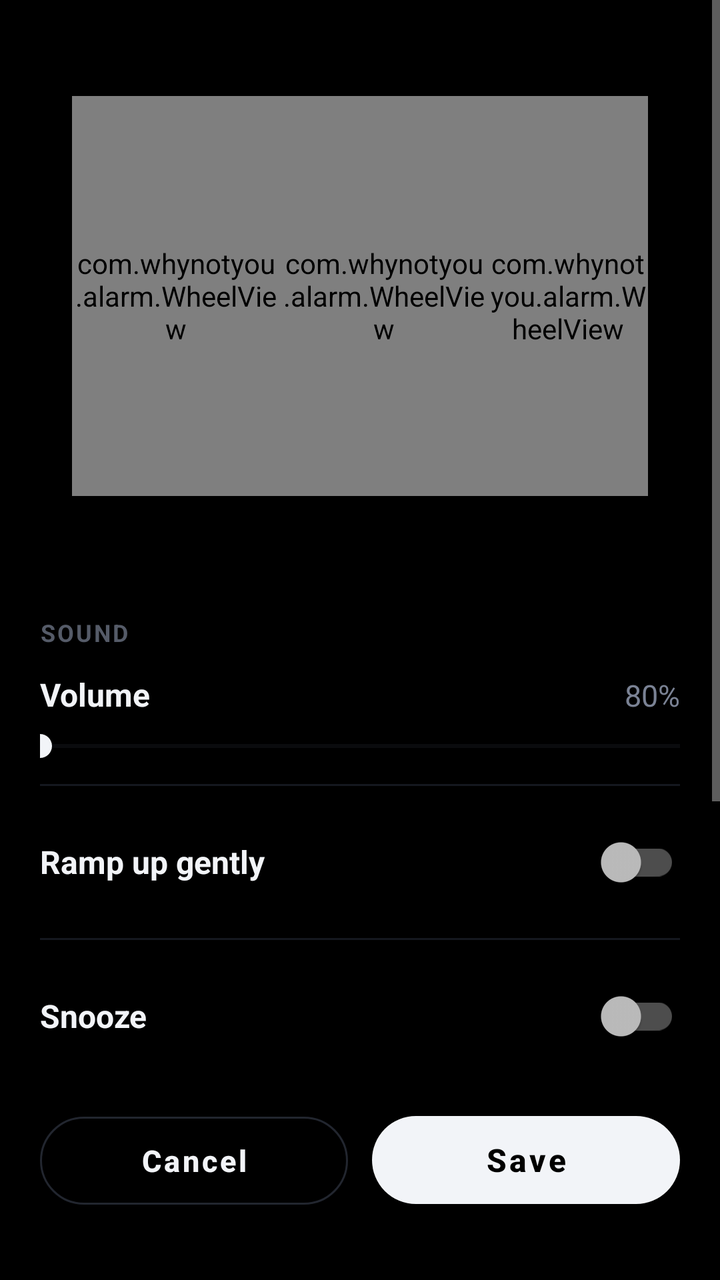
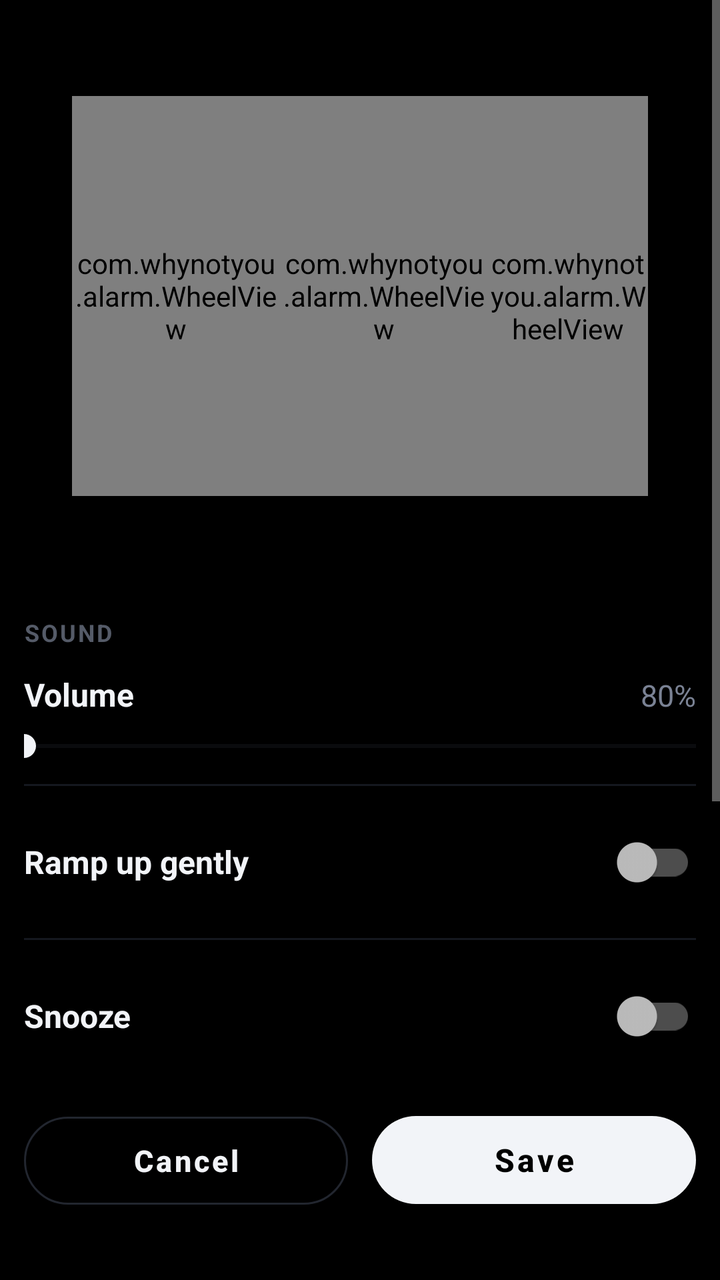

The first picture is an Android layout as it rendered before a commit; the second is the same layout after the commit. The layout source and the unified diff follow.
<!-- AndroidManifest.xml: application theme Theme.WhyNotYou -->
<!-- res/layout/activity_alarm_detail.xml -->
<?xml version="1.0" encoding="utf-8"?>
<FrameLayout xmlns:android="http://schemas.android.com/apk/res/android"
    android:layout_width="match_parent"
    android:layout_height="match_parent"
    android:background="#000000">

    <ScrollView
        android:layout_width="match_parent"
        android:layout_height="match_parent">

        <LinearLayout
            android:layout_width="match_parent"
            android:layout_height="wrap_content"
            android:orientation="vertical"
            android:paddingStart="20dp"
            android:paddingTop="48dp"
            android:paddingEnd="20dp"
            android:paddingBottom="140dp">

            <LinearLayout
                android:layout_width="match_parent"
                android:layout_height="wrap_content"
                android:gravity="center"
                android:orientation="horizontal">
                <com.whynotyou.alarm.WheelView android:id="@+id/wheel_h" android:layout_width="104dp" android:layout_height="200dp" />
                <com.whynotyou.alarm.WheelView android:id="@+id/wheel_m" android:layout_width="104dp" android:layout_height="200dp" />
                <com.whynotyou.alarm.WheelView android:id="@+id/wheel_ap" android:layout_width="80dp" android:layout_height="200dp" />
            </LinearLayout>

            <LinearLayout
                android:id="@+id/row_days"
                android:layout_width="match_parent"
                android:layout_height="wrap_content"
                android:layout_marginTop="24dp"
                android:orientation="horizontal" />

            <TextView style="@style/Caption" android:layout_marginTop="36dp" android:text="Sound" />

            <LinearLayout
                android:layout_width="match_parent"
                android:layout_height="wrap_content"
                android:layout_marginTop="12dp"
                android:orientation="vertical">
                <LinearLayout android:layout_width="match_parent" android:layout_height="wrap_content" android:orientation="horizontal">
                    <TextView style="@style/RowLabel" android:text="Volume" />
                    <TextView android:id="@+id/txt_volume" style="@style/RowValue" android:text="80%" />
                </LinearLayout>
                <SeekBar
                    android:id="@+id/seek_volume"
                    android:layout_width="match_parent"
                    android:layout_height="wrap_content"
                    android:layout_marginTop="6dp"
                    android:max="100"
                    android:paddingStart="0dp"
                    android:paddingEnd="0dp"
                    android:progressTint="#F2F4F8"
                    android:progressBackgroundTint="#22262F"
                    android:thumbTint="#F2F4F8" />
            </LinearLayout>
            <View android:layout_width="match_parent" android:layout_height="1dp" android:layout_marginTop="10dp" android:background="#15181F" />

            <LinearLayout style="@style/Row">
                <TextView style="@style/RowLabel" android:text="Ramp up gently" />
                <androidx.appcompat.widget.SwitchCompat android:id="@+id/sw_ramp" android:layout_width="wrap_content" android:layout_height="wrap_content" />
            </LinearLayout>
            <View android:layout_width="match_parent" android:layout_height="1dp" android:background="#15181F" />

            <LinearLayout style="@style/Row">
                <TextView style="@style/RowLabel" android:text="Snooze" />
                <androidx.appcompat.widget.SwitchCompat android:id="@+id/sw_snooze" android:layout_width="wrap_content" android:layout_height="wrap_content" />
            </LinearLayout>
            <View android:layout_width="match_parent" android:layout_height="1dp" android:background="#15181F" />

            <TextView style="@style/Caption" android:layout_marginTop="36dp" android:text="After you stop it" />

            <LinearLayout style="@style/Row" android:layout_marginTop="4dp">
                <TextView style="@style/RowLabel" android:text="Message" />
                <androidx.appcompat.widget.SwitchCompat android:id="@+id/sw_message" android:layout_width="wrap_content" android:layout_height="wrap_content" />
            </LinearLayout>
            <View android:layout_width="match_parent" android:layout_height="1dp" android:background="#15181F" />

            <LinearLayout style="@style/Row">
                <TextView style="@style/RowLabel" android:text="Read my day" />
                <androidx.appcompat.widget.SwitchCompat android:id="@+id/sw_brief" android:layout_width="wrap_content" android:layout_height="wrap_content" />
            </LinearLayout>
            <View android:layout_width="match_parent" android:layout_height="1dp" android:background="#15181F" />

            <LinearLayout android:id="@+id/row_voice" style="@style/Row" android:background="?android:attr/selectableItemBackground">
                <TextView style="@style/RowLabel" android:text="Voice" />
                <TextView android:id="@+id/txt_voice" style="@style/RowValue" android:text="Sky" />
                <ImageView android:layout_width="18dp" android:layout_height="18dp" android:layout_marginStart="8dp" android:src="@drawable/ic_chevron" android:tint="#7A8294" android:importantForAccessibility="no" />
            </LinearLayout>
            <View android:layout_width="match_parent" android:layout_height="1dp" android:background="#15181F" />

            <Button
                android:id="@+id/btn_delete"
                style="@style/TextButton"
                android:layout_width="wrap_content"
                android:layout_height="44dp"
                android:layout_gravity="center_horizontal"
                android:layout_marginTop="24dp"
                android:text="Delete alarm" />
        </LinearLayout>
    </ScrollView>

    <LinearLayout
        android:layout_width="match_parent"
        android:layout_height="wrap_content"
        android:layout_gravity="bottom"
        android:background="#000000"
        android:orientation="horizontal"
        android:paddingStart="20dp"
        android:paddingTop="12dp"
        android:paddingEnd="20dp"
        android:paddingBottom="32dp">
        <Button
            android:id="@+id/btn_cancel"
            style="@style/OutlineButton"
            android:layout_width="0dp"
            android:layout_height="56dp"
            android:layout_marginEnd="6dp"
            android:layout_weight="1"
            android:text="Cancel" />
        <Button
            android:id="@+id/btn_save"
            style="@style/PrimaryButton"
            android:layout_width="0dp"
            android:layout_marginStart="6dp"
            android:layout_weight="1"
            android:text="Save" />
    </LinearLayout>
</FrameLayout>
<!-- resources referenced by this layout -->
<resources>
  <!-- drawable ic_chevron (drawable) -->
  <?xml version="1.0" encoding="utf-8"?>
  <vector xmlns:android="http://schemas.android.com/apk/res/android"
      android:width="24dp" android:height="24dp"
      android:viewportWidth="24" android:viewportHeight="24">
      <path android:fillColor="#00000000" android:strokeColor="#FFFFFFFF" android:strokeWidth="2" android:strokeLineCap="round" android:strokeLineJoin="round" android:pathData="M9,6L15,12L9,18"/>
  </vector>
  <style name="Caption">
          <item name="android:layout_width">wrap_content</item>
          <item name="android:layout_height">wrap_content</item>
          <item name="android:textColor">#555B68</item>
          <item name="android:textSize">12sp</item>
          <item name="android:textStyle">bold</item>
          <item name="android:letterSpacing">0.08</item>
          <item name="android:textAllCaps">true</item>
      </style>
  <style name="PrimaryButton" parent="Widget.MaterialComponents.Button">
          <item name="android:layout_width">match_parent</item>
          <item name="android:layout_height">56dp</item>
          <item name="android:textAllCaps">false</item>
          <item name="android:textStyle">bold</item>
          <item name="android:textSize">16sp</item>
          <item name="backgroundTint">#F2F4F8</item>
          <item name="android:textColor">#000000</item>
          <item name="cornerRadius">28dp</item>
      </style>
  <style name="Row">
          <item name="android:layout_width">match_parent</item>
          <item name="android:layout_height">wrap_content</item>
          <item name="android:minHeight">56dp</item>
          <item name="android:orientation">horizontal</item>
          <item name="android:gravity">center_vertical</item>
          <item name="android:paddingTop">14dp</item>
          <item name="android:paddingBottom">14dp</item>
      </style>
  <style name="RowLabel">
          <item name="android:layout_width">0dp</item>
          <item name="android:layout_height">wrap_content</item>
          <item name="android:layout_weight">1</item>
          <item name="android:textColor">#F2F4F8</item>
          <item name="android:textSize">16sp</item>
          <item name="android:textStyle">bold</item>
      </style>
  <style name="RowValue">
          <item name="android:layout_width">wrap_content</item>
          <item name="android:layout_height">wrap_content</item>
          <item name="android:textColor">#7A8294</item>
          <item name="android:textSize">15sp</item>
      </style>
  <style name="TextButton" parent="Widget.MaterialComponents.Button.TextButton">
          <item name="android:textAllCaps">false</item>
          <item name="android:textStyle">bold</item>
          <item name="android:textSize">14sp</item>
          <item name="android:textColor">#7A8294</item>
          <item name="android:minHeight">44dp</item>
      </style>
  <style name="TimePickerDark" parent="android:Widget.Material.TimePicker">
          <item name="android:headerBackground">#0B0D12</item>
          <item name="android:numbersBackgroundColor">#15181F</item>
          <item name="android:numbersSelectorColor">#F2F4F8</item>
          <item name="android:numbersTextColor">#F2F4F8</item>
      </style>
  <style name="DialogDark" parent="Theme.MaterialComponents.Dialog">
          <item name="colorPrimary">#F2F4F8</item>
          <item name="colorAccent">#F2F4F8</item>
          <item name="android:background">#0B0D12</item>
          <item name="android:textColorPrimary">#F2F4F8</item>
          <item name="android:textColorSecondary">#7A8294</item>
      </style>
  <!-- unchanged entries left out for length: 2 -->
</resources>

<!-- the commit's change to res/layout/activity_alarm_detail.xml (unified diff, before → after) -->
@@ -12,9 +12,9 @@
             android:layout_width="match_parent"
             android:layout_height="wrap_content"
             android:orientation="vertical"
-            android:paddingStart="20dp"
+            android:paddingStart="12dp"
             android:paddingTop="48dp"
-            android:paddingEnd="20dp"
+            android:paddingEnd="12dp"
             android:paddingBottom="140dp">
 
             <LinearLayout
@@ -109,9 +109,9 @@
         android:layout_gravity="bottom"
         android:background="#000000"
         android:orientation="horizontal"
-        android:paddingStart="20dp"
+        android:paddingStart="12dp"
         android:paddingTop="12dp"
-        android:paddingEnd="20dp"
+        android:paddingEnd="12dp"
         android:paddingBottom="32dp">
         <Button
             android:id="@+id/btn_cancel"
